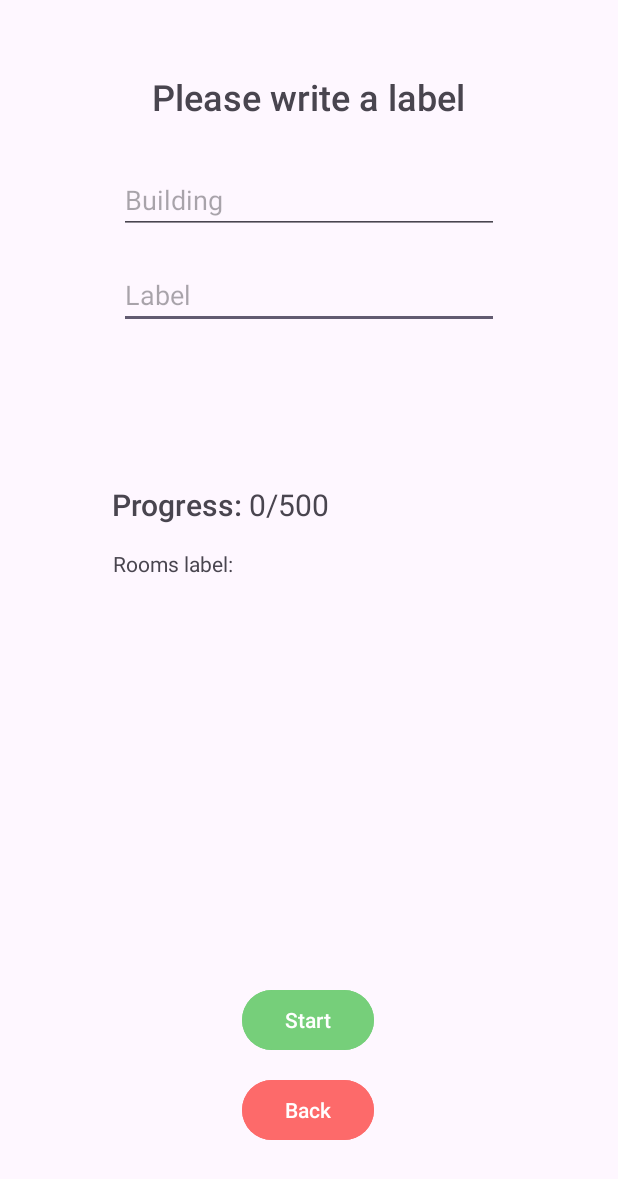
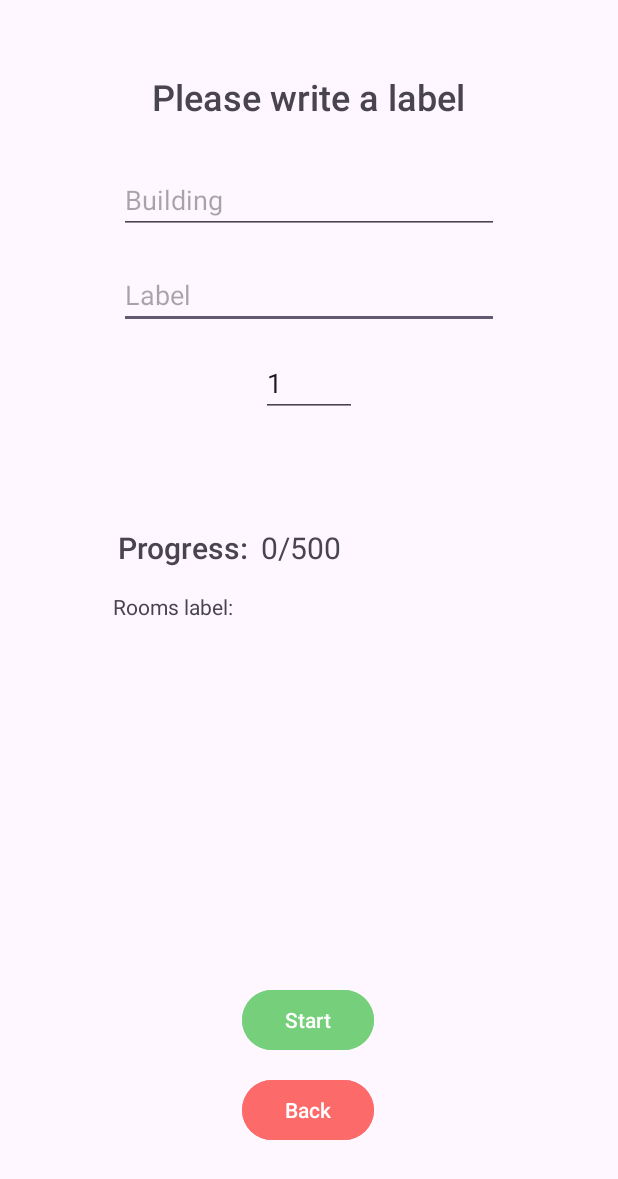
Before and after one commit to RadoslavSozonov/IndoorNavigationRP, an Android app: the layout popup_label.xml on its own in the app's theme, with its tools: preview values and no code run, on a phone screen of 412 x 824 dp. Shown: the top 1179 px of the screen. Run offline under Robolectric (Android 15) with nearby library versions, the phone set to English and light mode, and no system bars.

Commit message:
failed backup

```diff
--- a/frontend_v1/app/src/main/java/com/example/myapplication/Globals.java
+++ b/frontend_v1/app/src/main/java/com/example/myapplication/Globals.java
@@ -5,7 +5,7 @@ public class Globals {
     public static String IP = "192.168.178.209";
     public static String PORT = "5000";
     public static int CHIRP_FREQUENCY = 10000;
-    public static double CHIRP_DURATION = 0.015;
+    public static double CHIRP_DURATION = 0.02;
     public static int SAMPLE_RATE = 44100;
     public static double CHIRP_INTERVAL = 0.1;
     public static double LABEL_DURATION = 1;
--- a/frontend_v1/app/src/main/java/com/example/myapplication/LabelWindow.java
+++ b/frontend_v1/app/src/main/java/com/example/myapplication/LabelWindow.java
@@ -43,6 +43,9 @@ public class LabelWindow extends Activity {
         Button button_start = (Button) findViewById(R.id.button_submit);
         TextView progress = (TextView) findViewById(R.id.textView4);
 
+        TextView duration = (TextView) findViewById(R.id.duration);
+
+
         int currentapiVersion = android.os.Build.VERSION.SDK_INT;
         if (currentapiVersion > android.os.Build.VERSION_CODES.LOLLIPOP){
 
@@ -76,6 +79,8 @@ public class LabelWindow extends Activity {
                     sent_label.setText(label_text);
                     // Disable back button while labeling
                     training = true;
+
+                    Globals.LABEL_DURATION = Double.parseDouble(duration.getText().toString());
 
                     DataRecorder dataRecorder = new DataRecorder(Globals.LABEL_DURATION, getThis(), new LabelCallback(String.valueOf(label.getText()), String.valueOf(labelOfBuilding.getText())));
 
--- a/frontend_v1/app/src/main/res/layout/popup_label.xml
+++ b/frontend_v1/app/src/main/res/layout/popup_label.xml
@@ -25,6 +25,18 @@
         android:layout_marginTop="20dp"
         android:hint="Label"
         android:inputType="text"
+        app:layout_constraintEnd_toEndOf="parent"
+        app:layout_constraintStart_toStartOf="parent"
+        app:layout_constraintTop_toBottomOf="@+id/label_of_building" />
+
+    <com.google.android.material.textfield.TextInputEditText
+        android:id="@+id/duration"
+        android:layout_width="64dp"
+        android:layout_height="42dp"
+        android:layout_marginTop="80dp"
+        android:hint="0"
+        android:inputType="number"
+        android:text="1"
         app:layout_constraintEnd_toEndOf="parent"
         app:layout_constraintStart_toStartOf="parent"
         app:layout_constraintTop_toBottomOf="@+id/label_of_building" />
@@ -70,12 +82,12 @@
         android:id="@+id/text1"
         android:layout_width="wrap_content"
         android:layout_height="wrap_content"
-        android:layout_marginTop="103dp"
+        android:layout_marginTop="132dp"
         android:fontFamily="sans-serif-medium"
         android:text="Progress:"
         android:textSize="20sp"
         app:layout_constraintEnd_toEndOf="parent"
-        app:layout_constraintHorizontal_bias="0.23"
+        app:layout_constraintHorizontal_bias="0.243"
         app:layout_constraintStart_toStartOf="parent"
         app:layout_constraintTop_toBottomOf="@+id/label_of_room" />
 
@@ -83,8 +95,8 @@
         android:id="@+id/textView4"
         android:layout_width="wrap_content"
         android:layout_height="wrap_content"
-        android:layout_marginStart="4dp"
-        android:layout_marginTop="103dp"
+        android:layout_marginStart="8dp"
+        android:layout_marginTop="132dp"
         android:text="0/500"
         android:textSize="20dp"
         app:layout_constraintStart_toEndOf="@+id/text1"
```
Also changed, not shown: 2 other files.
